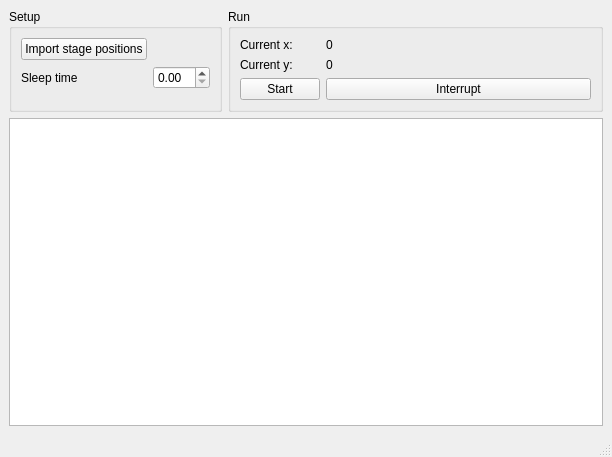
Qt form HW_PI_PiezoStage/independent_movement.ui (GingerLabUW/Microscope_App) before a commit.
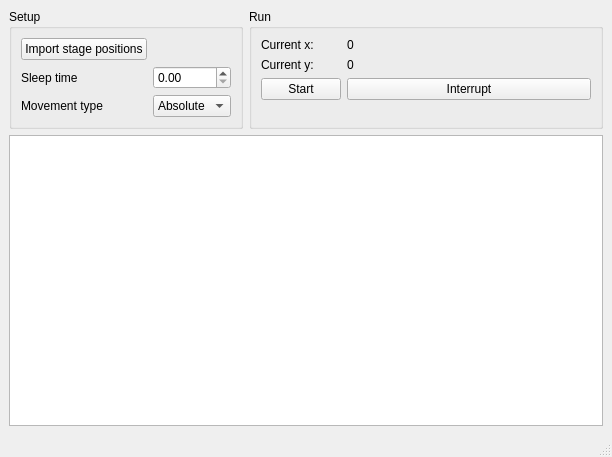
The same form after that commit.

Commit message: pi control - init button added, ind mov  - relative movements, part. sel. - clear feature

Patch:
```diff
--- a/HW_PI_PiezoStage/independent_movement.ui
+++ b/HW_PI_PiezoStage/independent_movement.ui
@@ -21,23 +21,44 @@
        <string>Setup</string>
       </property>
       <layout class="QFormLayout" name="formLayout">
-       <item row="0" column="0">
+       <item row="1" column="0">
         <widget class="QPushButton" name="import_pushButton">
          <property name="text">
           <string>Import stage positions</string>
          </property>
         </widget>
        </item>
-       <item row="1" column="0">
+       <item row="2" column="0">
         <widget class="QLabel" name="label_4">
          <property name="text">
           <string>Sleep time</string>
          </property>
         </widget>
        </item>
-       <item row="1" column="1">
+       <item row="2" column="1">
         <widget class="QDoubleSpinBox" name="sleep_time_spinBox"/>
        </item>
+       <item row="3" column="0">
+        <widget class="QLabel" name="label_3">
+         <property name="text">
+          <string>Movement type</string>
+         </property>
+        </widget>
+       </item>
+       <item row="3" column="1">
+        <widget class="QComboBox" name="movement_type_comboBox">
+         <item>
+          <property name="text">
+           <string>Absolute</string>
+          </property>
+         </item>
+         <item>
+          <property name="text">
+           <string>Relative</string>
+          </property>
+         </item>
+        </widget>
+       </item>
       </layout>
      </widget>
     </item>
@@ -103,7 +124,7 @@
      <x>0</x>
      <y>0</y>
      <width>612</width>
-     <height>31</height>
+     <height>21</height>
     </rect>
    </property>
   </widget>
```
The commit also changes 5 other files.
